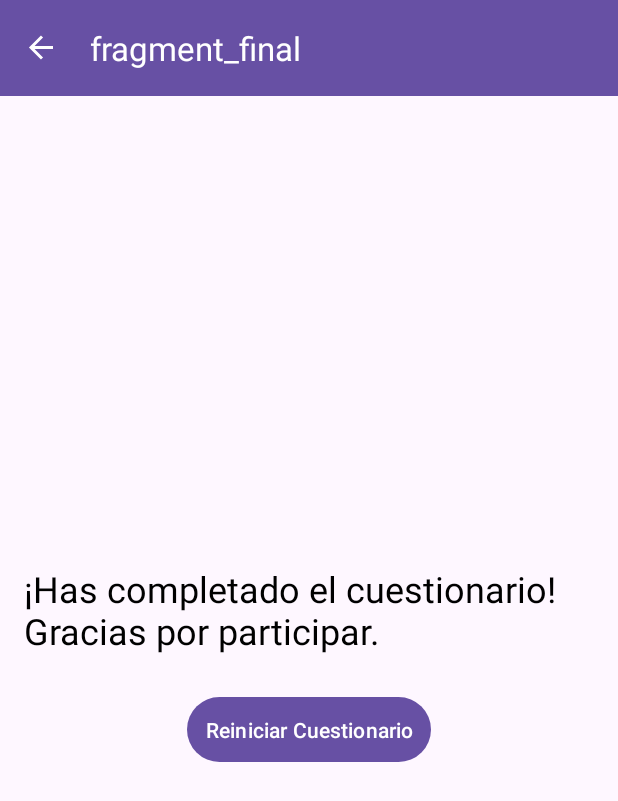
After one commit to AldoVasquez07/Parcial_PPDM, an Android app: the FinalFragment screen opened through its navigation route, on a phone screen of 412 x 824 dp. The commit adds this screen. Shown: the top 801 px of the screen. Run offline under Robolectric (Android 15) with nearby library versions, the phone set to English and light mode, and no system bars; our stand-ins replace navigation-ui.

Commit message:
Agregando un FinalFragment, en caso de que se acaben las preguntas, además de su vista respectiva: fragment_final

```diff
--- /dev/null
+++ b/AppGameParcial/app/src/main/java/com/ppdm/appgame/modelos/FinalFragment.kt
@@ -0,0 +1,34 @@
+package com.ppdm.appgame.modelos
+
+import android.os.Bundle
+import android.view.LayoutInflater
+import android.view.View
+import android.view.ViewGroup
+import android.widget.Button
+import android.widget.TextView
+import androidx.fragment.app.Fragment
+import androidx.navigation.fragment.findNavController
+import com.ppdm.appgame.R
+
+class FinalFragment : Fragment() {
+
+    override fun onCreateView(
+        inflater: LayoutInflater, container: ViewGroup?,
+        savedInstanceState: Bundle?
+    ): View? {
+        val view = inflater.inflate(R.layout.fragment_final, container, false)
+
+        // Suponiendo que tendrás un TextView para mostrar algún mensaje final
+        val finalMessage: TextView = view.findViewById(R.id.finalMessage)
+        finalMessage.text = "¡Has completado el cuestionario! Gracias por participar."
+
+        // Botón para volver a la pantalla de inicio
+        val restartButton: Button = view.findViewById(R.id.restartButton)
+        restartButton.setOnClickListener {
+            // Navegar de regreso al WelcomeFragment
+            findNavController().navigate(R.id.action_finalFragment_to_welcomeFragment)
+        }
+
+        return view
+    }
+}
--- a/AppGameParcial/app/src/main/java/com/ppdm/appgame/modelos/QuestionFragment.kt
+++ b/AppGameParcial/app/src/main/java/com/ppdm/appgame/modelos/QuestionFragment.kt
@@ -10,10 +10,15 @@ import android.widget.RadioGroup
 import android.widget.TextView
 import androidx.fragment.app.Fragment
 import androidx.navigation.fragment.findNavController
+import androidx.navigation.fragment.navArgs
 import com.ppdm.appgame.R
 
-class QuestionFragment: Fragment() {
-    private val preguntas = PreguntaHelper.preguntas
+class QuestionFragment : Fragment() {
+
+    // Recibir el argumento pasado (índice de la pregunta) si lo hay
+    val args: QuestionFragmentArgs by navArgs()
+
+    // Variable para el índice actual de la pregunta
     private var indicePreguntaActual = 0
 
     override fun onCreateView(
@@ -21,46 +26,48 @@ class QuestionFragment: Fragment() {
         savedInstanceState: Bundle?
     ): View? {
         val view = inflater.inflate(R.layout.fragment_question, container, false)
+
+        // Actualizar el índice de la pregunta basado en el argumento recibido
+        indicePreguntaActual = args.indicePregunta
+
         displayQuestion(view)
         return view
     }
 
-    private fun displayQuestion(view: View){
+    private fun displayQuestion(view: View) {
         val questionText: TextView = view.findViewById(R.id.questionText)
         val optionsGroup: RadioGroup = view.findViewById(R.id.optionsGroup)
 
-        // Integrando Oración Establecida para la Pregunta
-        questionText.text = preguntas[indicePreguntaActual].oracion
+        // Mostrar la pregunta actual
+        questionText.text = PreguntaHelper.preguntas[indicePreguntaActual].oracion
 
-        // Integrando Opciones de la Pregunta
+        // Limpiar el grupo de opciones y agregar nuevas opciones
         optionsGroup.removeAllViews()
-        for (option in preguntas[indicePreguntaActual].opciones){
+        for (option in PreguntaHelper.preguntas[indicePreguntaActual].opciones) {
             val radioButton = RadioButton(context)
             radioButton.text = option
             optionsGroup.addView(radioButton)
         }
 
         val submitButton: Button = view.findViewById(R.id.submitButton)
-        submitButton.setOnClickListener{
+        submitButton.setOnClickListener {
             val selectedOption = optionsGroup.findViewById<RadioButton>(optionsGroup.checkedRadioButtonId)?.text.toString()
-            val isCorrect = selectedOption == preguntas[indicePreguntaActual].repuestaCorrecta
+            val isCorrect = selectedOption == PreguntaHelper.preguntas[indicePreguntaActual].repuestaCorrecta
+
+            // Incrementar el índice de la pregunta para la siguiente pregunta
+            val nextIndice = indicePreguntaActual + 1
+
+            // Navegar al fragmento de respuesta, pasando el estado de la respuesta
             val action = QuestionFragmentDirections.actionQuestionFragmentToAnswerFragment(isCorrect)
-            findNavController().navigate(action)
 
-            // Incrementar el índice para mostrar la siguiente pregunta
-            indicePreguntaActual++
-
-            // Verificar si hay más preguntas, sino reiniciar o finalizar
-            if (indicePreguntaActual < preguntas.size) {
-                // Mostrar la siguiente pregunta
-                displayQuestion(view)
+            // Si hay más preguntas, pasar el nuevo índice, de lo contrario navegar a finalFragment
+            if (nextIndice < PreguntaHelper.preguntas.size) {
+                findNavController().navigate(action)
             } else {
-                // Si no hay más preguntas, navega a un fragmento final o reinicia el cuestionario
-                // Aquí puedes navegar a una pantalla final o reiniciar el cuestionario
-                indicePreguntaActual = 0 // Si deseas reiniciar el cuestionario
-                // O navega a un fragmento final, por ejemplo:
-                // findNavController().navigate(R.id.action_questionFragment_to_finalFragment)
+                // Navegar al finalFragment cuando no hay más preguntas
+                findNavController().navigate(R.id.action_questionFragment_to_finalFragment)
             }
         }
+
     }
 }
--- /dev/null
+++ b/AppGameParcial/app/src/main/res/layout/fragment_final.xml
@@ -0,0 +1,26 @@
+<?xml version="1.0" encoding="utf-8"?>
+<LinearLayout xmlns:android="http://schemas.android.com/apk/res/android"
+    android:layout_width="match_parent"
+    android:layout_height="match_parent"
+    android:orientation="vertical"
+    android:gravity="center"
+    android:padding="16dp">
+
+    <TextView
+        android:id="@+id/finalMessage"
+        android:layout_width="wrap_content"
+        android:layout_height="wrap_content"
+        android:textSize="24sp"
+        android:textColor="@color/black"
+        android:text="¡Has completado el cuestionario!"
+        android:layout_marginBottom="24dp" />
+
+    <Button
+        android:id="@+id/restartButton"
+        android:layout_width="wrap_content"
+        android:layout_height="wrap_content"
+        android:text="Reiniciar Cuestionario"
+        android:textColor="@android:color/white"
+        android:padding="12dp" />
+
+</LinearLayout>
--- a/AppGameParcial/app/src/main/res/navigation/nav_graph.xml
+++ b/AppGameParcial/app/src/main/res/navigation/nav_graph.xml
@@ -20,9 +20,24 @@
         android:name="com.ppdm.appgame.modelos.QuestionFragment"
         android:label="fragment_question"
         tools:layout="@layout/fragment_question">
+
+        <argument
+            android:name="indicePregunta"
+            app:argType="integer"
+            android:defaultValue="0" />
+
         <action
             android:id="@+id/action_questionFragment_to_answerFragment"
-            app:destination="@id/answerFragment" />
+            app:destination="@id/answerFragment">
+            <argument
+                android:name="indicePregunta"
+                app:argType="integer"
+                android:defaultValue="0" />
+        </action>
+
+        <action
+            android:id="@+id/action_questionFragment_to_finalFragment"
+            app:destination="@id/finalFragment" />
     </fragment>
 
     <fragment
@@ -31,15 +46,23 @@
         android:label="fragment_answer"
         tools:layout="@layout/fragment_answer">
 
-        <!-- Argumento para el fragmento -->
         <argument
             android:name="textView"
             app:argType="boolean" />
 
-        <!-- Acción para navegar de AnswerFragment a QuestionFragment -->
         <action
             android:id="@+id/action_answerFragment_to_questionFragment"
             app:destination="@id/questionFragment" />
     </fragment>
 
+    <fragment
+        android:id="@+id/finalFragment"
+        android:name="com.ppdm.appgame.modelos.FinalFragment"
+        android:label="fragment_final"
+        tools:layout="@layout/fragment_final">
+        <action
+            android:id="@+id/action_finalFragment_to_welcomeFragment"
+            app:destination="@id/welcomeFragment" />
+    </fragment>
+
 </navigation>
```
